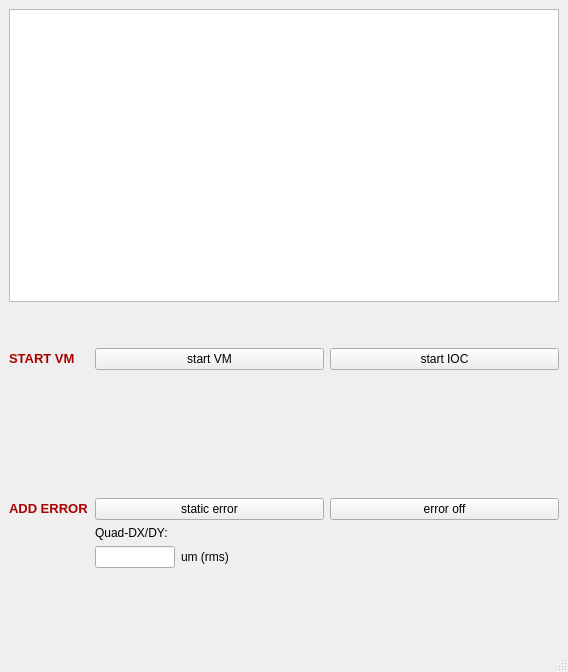
ustc-zhr/half_linac, file virtual_machine/half_elegant/VMgui.ui: the form before one commit.
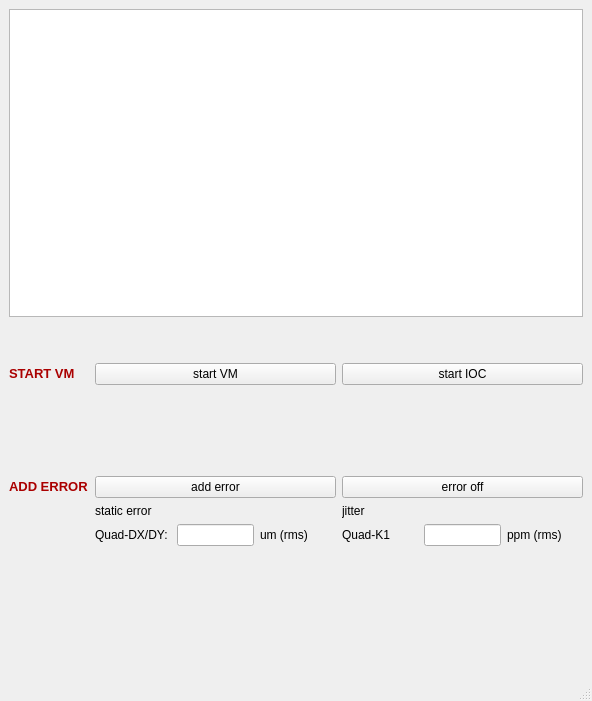
The form after the commit.

Commit message: Virtual Machine: add jitter fuction

Patch:
```diff
--- a/virtual_machine/half_elegant/VMgui.ui
+++ b/virtual_machine/half_elegant/VMgui.ui
@@ -6,8 +6,8 @@
    <rect>
     <x>0</x>
     <y>0</y>
-    <width>568</width>
-    <height>672</height>
+    <width>592</width>
+    <height>701</height>
    </rect>
   </property>
   <property name="windowTitle">
@@ -88,7 +88,7 @@
           <item row="0" column="0">
            <widget class="QPushButton" name="static_err">
             <property name="text">
-             <string>static error</string>
+             <string>add error</string>
             </property>
            </widget>
           </item>
@@ -104,35 +104,8 @@
         <item row="4" column="1">
          <layout class="QHBoxLayout" name="horizontalLayout">
           <item>
-           <layout class="QFormLayout" name="formLayout_2">
-            <item row="0" column="0">
-             <widget class="QLabel" name="label_4">
-              <property name="text">
-               <string>Quad-DX/DY:</string>
-              </property>
-             </widget>
-            </item>
-            <item row="2" column="1">
-             <widget class="QLabel" name="label_3">
-              <property name="text">
-               <string/>
-              </property>
-             </widget>
-            </item>
-            <item row="4" column="1">
-             <spacer name="verticalSpacer_2">
-              <property name="orientation">
-               <enum>Qt::Vertical</enum>
-              </property>
-              <property name="sizeHint" stdset="0">
-               <size>
-                <width>20</width>
-                <height>40</height>
-               </size>
-              </property>
-             </spacer>
-            </item>
-            <item row="1" column="0">
+           <layout class="QGridLayout" name="gridLayout_4" columnstretch="1,1,1,1,1,1">
+            <item row="0" column="1">
              <widget class="QLineEdit" name="QDXDYvalue">
               <property name="minimumSize">
                <size>
@@ -148,30 +121,86 @@
               </property>
              </widget>
             </item>
+            <item row="0" column="4">
+             <widget class="QLineEdit" name="QK1JITTER"/>
+            </item>
+            <item row="0" column="2">
+             <widget class="QLabel" name="label_9">
+              <property name="text">
+               <string>um (rms)</string>
+              </property>
+             </widget>
+            </item>
+            <item row="0" column="0">
+             <widget class="QLabel" name="label_4">
+              <property name="text">
+               <string>Quad-DX/DY:</string>
+              </property>
+             </widget>
+            </item>
+            <item row="2" column="1">
+             <widget class="QLabel" name="label_3">
+              <property name="text">
+               <string/>
+              </property>
+             </widget>
+            </item>
+            <item row="0" column="3">
+             <widget class="QLabel" name="label_8">
+              <property name="text">
+               <string>Quad-K1</string>
+              </property>
+             </widget>
+            </item>
             <item row="1" column="1">
              <widget class="QLabel" name="label_5">
               <property name="text">
-               <string>um (rms)</string>
+               <string/>
+              </property>
+             </widget>
+            </item>
+            <item row="0" column="5">
+             <widget class="QLabel" name="label_10">
+              <property name="text">
+               <string>ppm (rms)</string>
               </property>
              </widget>
             </item>
            </layout>
           </item>
-          <item>
-           <spacer name="horizontalSpacer">
-            <property name="orientation">
-             <enum>Qt::Horizontal</enum>
+         </layout>
+        </item>
+        <item row="3" column="1">
+         <layout class="QGridLayout" name="gridLayout">
+          <item row="0" column="0">
+           <widget class="QLabel" name="label_6">
+            <property name="text">
+             <string>static error</string>
             </property>
-            <property name="sizeHint" stdset="0">
-             <size>
-              <width>40</width>
-              <height>20</height>
-             </size>
+           </widget>
+          </item>
+          <item row="0" column="1">
+           <widget class="QLabel" name="label_7">
+            <property name="text">
+             <string>jitter</string>
             </property>
-           </spacer>
+           </widget>
           </item>
          </layout>
         </item>
+        <item row="5" column="1">
+         <spacer name="verticalSpacer_2">
+          <property name="orientation">
+           <enum>Qt::Vertical</enum>
+          </property>
+          <property name="sizeHint" stdset="0">
+           <size>
+            <width>20</width>
+            <height>40</height>
+           </size>
+          </property>
+         </spacer>
+        </item>
        </layout>
       </item>
      </layout>
```
Left out of the diff: 2 changed lines with no effect on the pictures. The commit also changes 77 other files.
